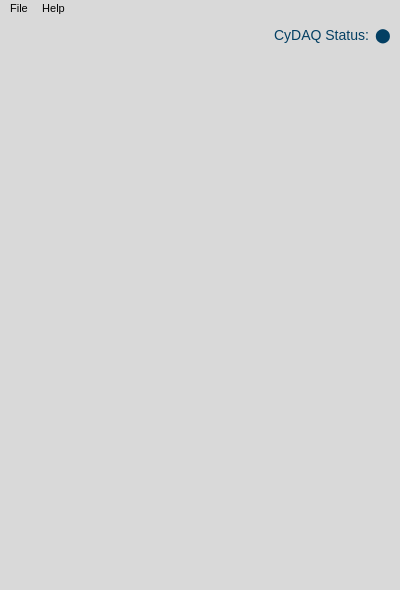
Qt form gui/qtdesigner/MainWindow.ui (wyattduber/CyDAQ) before a commit.
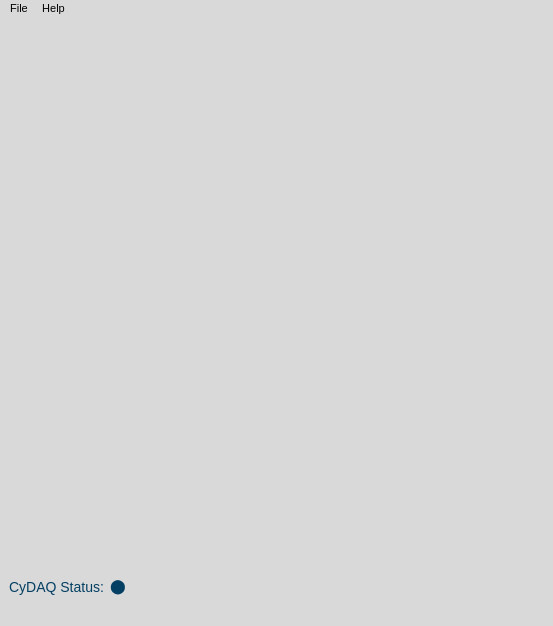
The same form after that commit.

Commit message: Connection Status Working, Auto Re-size is not

```diff
--- a/gui/qtdesigner/MainWindow.ui
+++ b/gui/qtdesigner/MainWindow.ui
@@ -6,8 +6,8 @@
    <rect>
     <x>0</x>
     <y>0</y>
-    <width>400</width>
-    <height>590</height>
+    <width>553</width>
+    <height>626</height>
    </rect>
   </property>
   <property name="font">
@@ -31,7 +31,7 @@
    </property>
    <property name="minimumSize">
     <size>
-     <width>400</width>
+     <width>553</width>
      <height>0</height>
     </size>
    </property>
@@ -43,8 +43,31 @@
 }</string>
    </property>
    <layout class="QVBoxLayout" name="verticalLayout">
+    <item>
+     <layout class="QVBoxLayout" name="stackedWidget"/>
+    </item>
     <item>
      <layout class="QHBoxLayout" name="horizontalLayout">
+      <item alignment="Qt::AlignBottom">
+       <widget class="QLabel" name="label">
+        <property name="text">
+         <string>CyDAQ Status:</string>
+        </property>
+        <property name="alignment">
+         <set>Qt::AlignCenter</set>
+        </property>
+       </widget>
+      </item>
+      <item alignment="Qt::AlignBottom">
+       <widget class="QLabel" name="connectionIndicator">
+        <property name="text">
+         <string>⬤</string>
+        </property>
+        <property name="alignment">
+         <set>Qt::AlignCenter</set>
+        </property>
+       </widget>
+      </item>
       <item>
        <spacer name="horizontalSpacer">
         <property name="orientation">
@@ -58,31 +81,8 @@
         </property>
        </spacer>
       </item>
-      <item alignment="Qt::AlignTop">
-       <widget class="QLabel" name="label">
-        <property name="text">
-         <string>CyDAQ Status:</string>
-        </property>
-        <property name="alignment">
-         <set>Qt::AlignCenter</set>
-        </property>
-       </widget>
-      </item>
-      <item alignment="Qt::AlignTop">
-       <widget class="QLabel" name="connectionIndicator">
-        <property name="text">
-         <string>⬤</string>
-        </property>
-        <property name="alignment">
-         <set>Qt::AlignCenter</set>
-        </property>
-       </widget>
-      </item>
      </layout>
     </item>
-    <item>
-     <widget class="QWidget" name="stackedWidget" native="true"/>
-    </item>
    </layout>
   </widget>
   <widget class="QMenuBar" name="menubar">
@@ -90,7 +90,7 @@
     <rect>
      <x>0</x>
      <y>0</y>
-     <width>400</width>
+     <width>553</width>
      <height>19</height>
     </rect>
    </property>
```
The commit also changes 16 other files.
